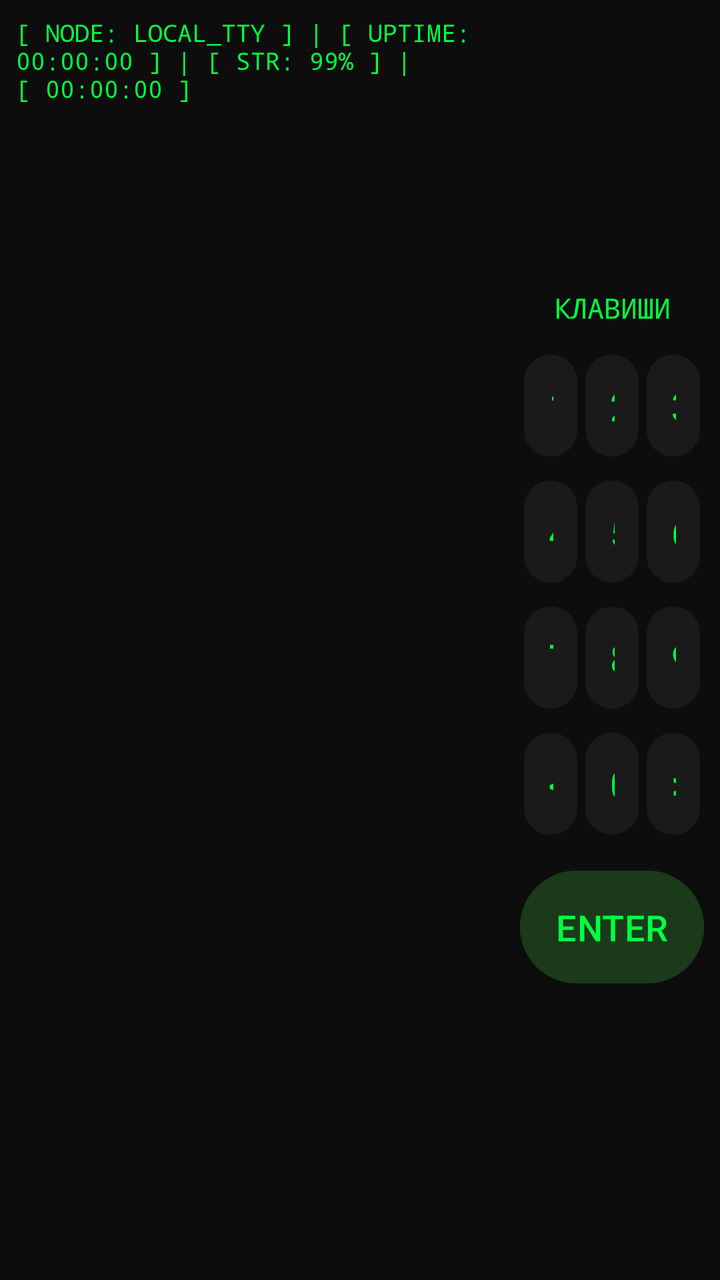
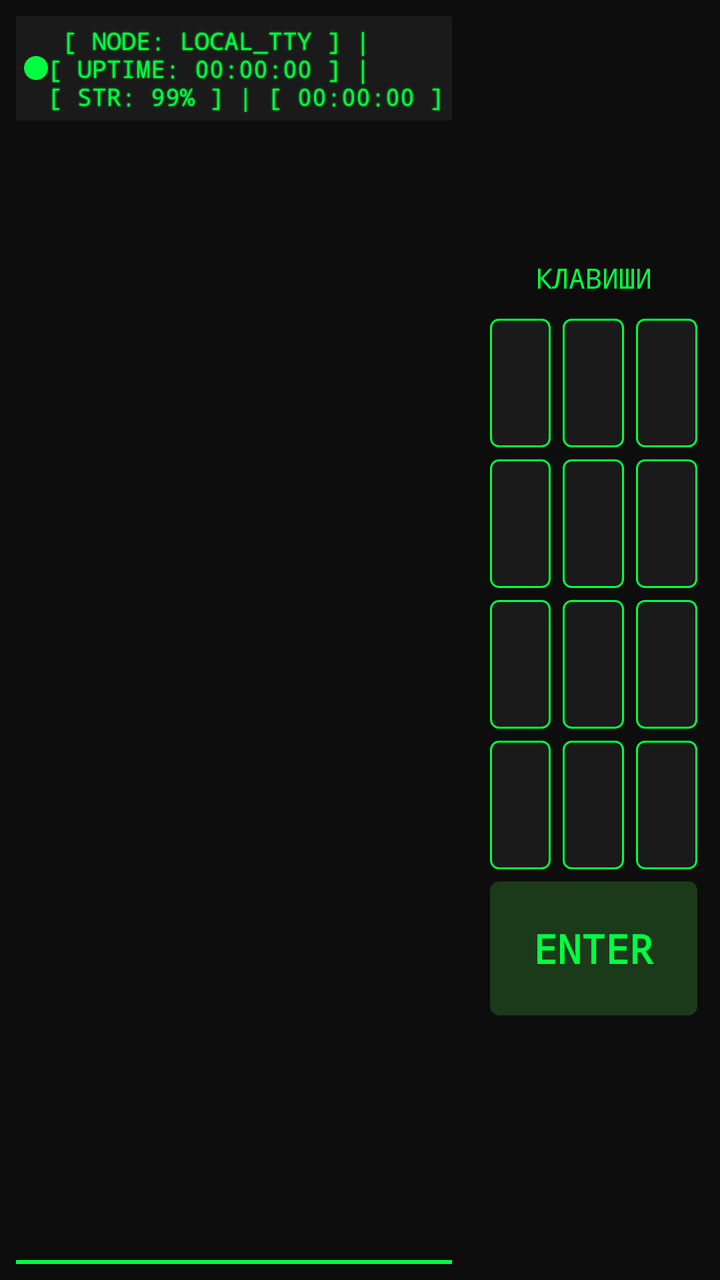

The first picture is an Android layout as it rendered before a commit; the second is the same layout after the commit. The layout source and the unified diff follow.
<!-- AndroidManifest.xml: application theme Theme.ValhallaTerminal -->
<!-- res/layout/activity_main.xml -->
<?xml version="1.0" encoding="utf-8"?>
<LinearLayout xmlns:android="http://schemas.android.com/apk/res/android"
    android:layout_width="match_parent"
    android:layout_height="match_parent"
    android:orientation="horizontal"
    android:background="#0D0D0D">

    
    <LinearLayout
        android:layout_width="0dp"
        android:layout_height="match_parent"
        android:layout_weight="0.7"
        android:orientation="vertical"
        android:padding="8dp">

        
        <TextView
            android:id="@+id/hud_bar"
            android:layout_width="match_parent"
            android:layout_height="wrap_content"
            android:fontFamily="monospace"
            android:textSize="12sp"
            android:textColor="#00FF41"
            android:text="[ NODE: LOCAL_TTY ] | [ UPTIME: 00:00:00 ] | [ STR: 99% ] | [ 00:00:00 ]" />

        
        <ScrollView
            android:id="@+id/scroll_view"
            android:layout_width="match_parent"
            android:layout_height="0dp"
            android:layout_weight="1"
            android:fillViewport="true"
            android:scrollbars="vertical">

            <TextView
                android:id="@+id/log_text"
                android:layout_width="match_parent"
                android:layout_height="wrap_content"
                android:fontFamily="monospace"
                android:textSize="14sp"
                android:textColor="#00FF41"
                android:background="#0D0D0D"
                android:padding="4dp"
                android:text="" />
        </ScrollView>

        
        <EditText
            android:id="@+id/input_field"
            android:layout_width="match_parent"
            android:layout_height="wrap_content"
            android:fontFamily="monospace"
            android:textSize="14sp"
            android:textColor="#00FF41"
            android:background="#0D0D0D"
            android:inputType="text"
            android:imeOptions="actionDone"
            android:enabled="false" />
    </LinearLayout>

    
    <LinearLayout
        android:layout_width="0dp"
        android:layout_height="match_parent"
        android:layout_weight="0.3"
        android:orientation="vertical"
        android:padding="8dp"
        android:gravity="center">

        <TextView
            android:layout_width="match_parent"
            android:layout_height="wrap_content"
            android:fontFamily="monospace"
            android:textSize="14sp"
            android:textColor="#00FF41"
            android:gravity="center"
            android:text="КЛАВИШИ" />

        
        <GridLayout
            android:id="@+id/keyboard_grid"
            android:layout_width="match_parent"
            android:layout_height="wrap_content"
            android:columnCount="3"
            android:rowCount="4"
            android:layout_marginTop="8dp">

            
            <Button
                android:id="@+id/btn_1"
                android:layout_width="0dp"
                android:layout_height="wrap_content"
                android:layout_columnWeight="1"
                android:text="1"
                android:textSize="20sp"
                android:backgroundTint="#1A1A1A"
                android:textColor="#00FF41"
                android:padding="12dp"
                android:layout_margin="2dp"
                android:stateListAnimator="@null" />

            <Button
                android:id="@+id/btn_2"
                android:layout_width="0dp"
                android:layout_height="wrap_content"
                android:layout_columnWeight="1"
                android:text="2"
                android:textSize="20sp"
                android:backgroundTint="#1A1A1A"
                android:textColor="#00FF41"
                android:padding="12dp"
                android:layout_margin="2dp"
                android:stateListAnimator="@null" />

            <Button
                android:id="@+id/btn_3"
                android:layout_width="0dp"
                android:layout_height="wrap_content"
                android:layout_columnWeight="1"
                android:text="3"
                android:textSize="20sp"
                android:backgroundTint="#1A1A1A"
                android:textColor="#00FF41"
                android:padding="12dp"
                android:layout_margin="2dp"
                android:stateListAnimator="@null" />

            
            <Button
                android:id="@+id/btn_4"
                android:layout_width="0dp"
                android:layout_height="wrap_content"
                android:layout_columnWeight="1"
                android:text="4"
                android:textSize="20sp"
                android:backgroundTint="#1A1A1A"
                android:textColor="#00FF41"
                android:padding="12dp"
                android:layout_margin="2dp"
                android:stateListAnimator="@null" />

            <Button
                android:id="@+id/btn_5"
                android:layout_width="0dp"
                android:layout_height="wrap_content"
                android:layout_columnWeight="1"
                android:text="5"
                android:textSize="20sp"
                android:backgroundTint="#1A1A1A"
                android:textColor="#00FF41"
                android:padding="12dp"
                android:layout_margin="2dp"
                android:stateListAnimator="@null" />

            <Button
                android:id="@+id/btn_6"
                android:layout_width="0dp"
                android:layout_height="wrap_content"
                android:layout_columnWeight="1"
                android:text="6"
                android:textSize="20sp"
                android:backgroundTint="#1A1A1A"
                android:textColor="#00FF41"
                android:padding="12dp"
                android:layout_margin="2dp"
                android:stateListAnimator="@null" />

            
            <Button
                android:id="@+id/btn_7"
                android:layout_width="0dp"
                android:layout_height="wrap_content"
                android:layout_columnWeight="1"
                android:text="7"
                android:textSize="20sp"
                android:backgroundTint="#1A1A1A"
                android:textColor="#00FF41"
                android:padding="12dp"
                android:layout_margin="2dp"
                android:stateListAnimator="@null" />

            <Button
                android:id="@+id/btn_8"
                android:layout_width="0dp"
                android:layout_height="wrap_content"
                android:layout_columnWeight="1"
                android:text="8"
                android:textSize="20sp"
                android:backgroundTint="#1A1A1A"
                android:textColor="#00FF41"
                android:padding="12dp"
                android:layout_margin="2dp"
                android:stateListAnimator="@null" />

            <Button
                android:id="@+id/btn_9"
                android:layout_width="0dp"
                android:layout_height="wrap_content"
                android:layout_columnWeight="1"
                android:text="9"
                android:textSize="20sp"
                android:backgroundTint="#1A1A1A"
                android:textColor="#00FF41"
                android:padding="12dp"
                android:layout_margin="2dp"
                android:stateListAnimator="@null" />

            
            <Button
                android:id="@+id/btn_left"
                android:layout_width="0dp"
                android:layout_height="wrap_content"
                android:layout_columnWeight="1"
                android:text="&lt;"
                android:textSize="20sp"
                android:backgroundTint="#1A1A1A"
                android:textColor="#00FF41"
                android:padding="12dp"
                android:layout_margin="2dp"
                android:stateListAnimator="@null" />

            <Button
                android:id="@+id/btn_0"
                android:layout_width="0dp"
                android:layout_height="wrap_content"
                android:layout_columnWeight="1"
                android:text="0"
                android:textSize="20sp"
                android:backgroundTint="#1A1A1A"
                android:textColor="#00FF41"
                android:padding="12dp"
                android:layout_margin="2dp"
                android:stateListAnimator="@null" />

            <Button
                android:id="@+id/btn_right"
                android:layout_width="0dp"
                android:layout_height="wrap_content"
                android:layout_columnWeight="1"
                android:text="&gt;"
                android:textSize="20sp"
                android:backgroundTint="#1A1A1A"
                android:textColor="#00FF41"
                android:padding="12dp"
                android:layout_margin="2dp"
                android:stateListAnimator="@null" />
        </GridLayout>

        
        <Button
            android:id="@+id/btn_enter"
            android:layout_width="match_parent"
            android:layout_height="wrap_content"
            android:layout_marginTop="8dp"
            android:text="ENTER"
            android:textSize="18sp"
            android:backgroundTint="#1A3A1A"
            android:textColor="#00FF41"
            android:padding="16dp"
            android:stateListAnimator="@null" />
    </LinearLayout>
</LinearLayout>
<!-- resources referenced by this layout -->
<resources>
  <style name="Theme.ValhallaTerminal" parent="Base.Theme.ValhallaTerminal" />
  <style name="Base.Theme.ValhallaTerminal" parent="Theme.Material3.DayNight.NoActionBar">
          
          
      </style>
</resources>

<!-- the commit's change to res/layout/activity_main.xml (unified diff, before → after) -->
@@ -5,25 +5,41 @@
     android:orientation="horizontal"
     android:background="#0D0D0D">
 
-    
     <LinearLayout
         android:layout_width="0dp"
         android:layout_height="match_parent"
-        android:layout_weight="0.7"
+        android:layout_weight="0.65"
         android:orientation="vertical"
         android:padding="8dp">
 
-        
-        <TextView
-            android:id="@+id/hud_bar"
+        <LinearLayout
             android:layout_width="match_parent"
             android:layout_height="wrap_content"
-            android:fontFamily="monospace"
-            android:textSize="12sp"
-            android:textColor="#00FF41"
-            android:text="[ NODE: LOCAL_TTY ] | [ UPTIME: 00:00:00 ] | [ STR: 99% ] | [ 00:00:00 ]" />
+            android:orientation="horizontal"
+            android:background="#1A1A1A"
+            android:padding="4dp">
 
-        
+            <View
+                android:id="@+id/status_indicator"
+                android:layout_width="12dp"
+                android:layout_height="12dp"
+                android:layout_gravity="center"
+                android:background="@drawable/status_green" />
+
+            <TextView
+                android:id="@+id/hud_bar"
+                android:layout_width="match_parent"
+                android:layout_height="wrap_content"
+                android:fontFamily="monospace"
+                android:textSize="12sp"
+                android:textColor="#00FF41"
+                android:text=" [ NODE: LOCAL_TTY ] | [ UPTIME: 00:00:00 ] | [ STR: 99% ] | [ 00:00:00 ]"
+                android:shadowColor="#00FF41"
+                android:shadowDx="0"
+                android:shadowDy="0"
+                android:shadowRadius="2" />
+        </LinearLayout>
+
         <ScrollView
             android:id="@+id/scroll_view"
             android:layout_width="match_parent"
@@ -41,10 +57,13 @@
                 android:textColor="#00FF41"
                 android:background="#0D0D0D"
                 android:padding="4dp"
+                android:shadowColor="#00FF41"
+                android:shadowDx="0"
+                android:shadowDy="0"
+                android:shadowRadius="1.5"
                 android:text="" />
         </ScrollView>
 
-        
         <EditText
             android:id="@+id/input_field"
             android:layout_width="match_parent"
@@ -52,17 +71,17 @@
             android:fontFamily="monospace"
             android:textSize="14sp"
             android:textColor="#00FF41"
-            android:background="#0D0D0D"
+            android:background="@drawable/edit_text_background"
             android:inputType="text"
             android:imeOptions="actionDone"
-            android:enabled="false" />
+            android:enabled="false"
+            android:focusableInTouchMode="true" />
     </LinearLayout>
 
-    
     <LinearLayout
         android:layout_width="0dp"
         android:layout_height="match_parent"
-        android:layout_weight="0.3"
+        android:layout_weight="0.35"
         android:orientation="vertical"
         android:padding="8dp"
         android:gravity="center">
@@ -76,7 +95,6 @@
             android:gravity="center"
             android:text="КЛАВИШИ" />
 
-        
         <GridLayout
             android:id="@+id/keyboard_grid"
             android:layout_width="match_parent"
@@ -85,178 +103,59 @@
             android:rowCount="4"
             android:layout_marginTop="8dp">
 
-            
             <Button
                 android:id="@+id/btn_1"
-                android:layout_width="0dp"
-                android:layout_height="wrap_content"
-                android:layout_columnWeight="1"
-                android:text="1"
-                android:textSize="20sp"
-                android:backgroundTint="#1A1A1A"
-                android:textColor="#00FF41"
-                android:padding="12dp"
-                android:layout_margin="2dp"
-                android:stateListAnimator="@null" />
-
+                style="@style/TerminalButton"
+                android:text="1" />
             <Button
                 android:id="@+id/btn_2"
-                android:layout_width="0dp"
-                android:layout_height="wrap_content"
-                android:layout_columnWeight="1"
-                android:text="2"
-                android:textSize="20sp"
-                android:backgroundTint="#1A1A1A"
-                android:textColor="#00FF41"
-                android:padding="12dp"
-                android:layout_margin="2dp"
-                android:stateListAnimator="@null" />
-
+                style="@style/TerminalButton"
+                android:text="2" />
             <Button
                 android:id="@+id/btn_3"
-                android:layout_width="0dp"
-                android:layout_height="wrap_content"
-                android:layout_columnWeight="1"
-                android:text="3"
-                android:textSize="20sp"
-                android:backgroundTint="#1A1A1A"
-                android:textColor="#00FF41"
-                android:padding="12dp"
-                android:layout_margin="2dp"
-                android:stateListAnimator="@null" />
-
-            
+                style="@style/TerminalButton"
+                android:text="3" />
             <Button
                 android:id="@+id/btn_4"
-                android:layout_width="0dp"
-                android:layout_height="wrap_content"
-                android:layout_columnWeight="1"
-                android:text="4"
-                android:textSize="20sp"
-                android:backgroundTint="#1A1A1A"
-                android:textColor="#00FF41"
-                android:padding="12dp"
-                android:layout_margin="2dp"
-                android:stateListAnimator="@null" />
-
+                style="@style/TerminalButton"
+                android:text="4" />
             <Button
                 android:id="@+id/btn_5"
-                android:layout_width="0dp"
-                android:layout_height="wrap_content"
-                android:layout_columnWeight="1"
-                android:text="5"
-                android:textSize="20sp"
-                android:backgroundTint="#1A1A1A"
-                android:textColor="#00FF41"
-                android:padding="12dp"
-                android:layout_margin="2dp"
-                android:stateListAnimator="@null" />
-
+                style="@style/TerminalButton"
+                android:text="5" />
             <Button
                 android:id="@+id/btn_6"
-                android:layout_width="0dp"
-                android:layout_height="wrap_content"
-                android:layout_columnWeight="1"
-                android:text="6"
-                android:textSize="20sp"
-                android:backgroundTint="#1A1A1A"
-                android:textColor="#00FF41"
-                android:padding="12dp"
-                android:layout_margin="2dp"
-                android:stateListAnimator="@null" />
-
-            
+                style="@style/TerminalButton"
+                android:text="6" />
             <Button
                 android:id="@+id/btn_7"
-                android:layout_width="0dp"
-                android:layout_height="wrap_content"
-                android:layout_columnWeight="1"
-                android:text="7"
-                android:textSize="20sp"
-                android:backgroundTint="#1A1A1A"
-                android:textColor="#00FF41"
-                android:padding="12dp"
-                android:layout_margin="2dp"
-                android:stateListAnimator="@null" />
-
+                style="@style/TerminalButton"
+                android:text="7" />
             <Button
                 android:id="@+id/btn_8"
-                android:layout_width="0dp"
-                android:layout_height="wrap_content"
-                android:layout_columnWeight="1"
-                android:text="8"
-                android:textSize="20sp"
-                android:backgroundTint="#1A1A1A"
-                android:textColor="#00FF41"
-                android:padding="12dp"
-                android:layout_margin="2dp"
-                android:stateListAnimator="@null" />
-
+                style="@style/TerminalButton"
+                android:text="8" />
             <Button
                 android:id="@+id/btn_9"
-                android:layout_width="0dp"
-                android:layout_height="wrap_content"
-                android:layout_columnWeight="1"
-                android:text="9"
-                android:textSize="20sp"
-                android:backgroundTint="#1A1A1A"
-                android:textColor="#00FF41"
-                android:padding="12dp"
-                android:layout_margin="2dp"
-                android:stateListAnimator="@null" />
-
-            
+                style="@style/TerminalButton"
+                android:text="9" />
             <Button
                 android:id="@+id/btn_left"
-                android:layout_width="0dp"
-                android:layout_height="wrap_content"
-                android:layout_columnWeight="1"
-                android:text="&lt;"
-                android:textSize="20sp"
-                android:backgroundTint="#1A1A1A"
-                android:textColor="#00FF41"
-                android:padding="12dp"
-                android:layout_margin="2dp"
-                android:stateListAnimator="@null" />
-
+                style="@style/TerminalButton"
+                android:text="&lt;" />
             <Button
                 android:id="@+id/btn_0"
-                android:layout_width="0dp"
-                android:layout_height="wrap_content"
-                android:layout_columnWeight="1"
-                android:text="0"
-                android:textSize="20sp"
-                android:backgroundTint="#1A1A1A"
-                android:textColor="#00FF41"
-                android:padding="12dp"
-                android:layout_margin="2dp"
-                android:stateListAnimator="@null" />
-
+                style="@style/TerminalButton"
+                android:text="0" />
             <Button
                 android:id="@+id/btn_right"
-                android:layout_width="0dp"
-                android:layout_height="wrap_content"
-                android:layout_columnWeight="1"
-                android:text="&gt;"
-                android:textSize="20sp"
-                android:backgroundTint="#1A1A1A"
-                android:textColor="#00FF41"
-                android:padding="12dp"
-                android:layout_margin="2dp"
-                android:stateListAnimator="@null" />
+                style="@style/TerminalButton"
+                android:text="&gt;" />
         </GridLayout>
 
-        
         <Button
             android:id="@+id/btn_enter"
-            android:layout_width="match_parent"
-            android:layout_height="wrap_content"
-            android:layout_marginTop="8dp"
-            android:text="ENTER"
-            android:textSize="18sp"
-            android:backgroundTint="#1A3A1A"
-            android:textColor="#00FF41"
-            android:padding="16dp"
-            android:stateListAnimator="@null" />
+            style="@style/TerminalButtonEnter"
+            android:text="ENTER" />
     </LinearLayout>
 </LinearLayout>
<!-- resource entries referenced after the edit -->
@@ -1,9 +1,93 @@
 <!-- resources referenced by this layout -->
 <resources>
-  <style name="Theme.ValhallaTerminal" parent="Base.Theme.ValhallaTerminal" />
-  <style name="Base.Theme.ValhallaTerminal" parent="Theme.Material3.DayNight.NoActionBar">
-          
-          
+  <!-- drawable edit_text_background (drawable) -->
+  <?xml version="1.0" encoding="utf-8"?>
+  <layer-list xmlns:android="http://schemas.android.com/apk/res/android">
+      <item>
+          <shape android:shape="rectangle">
+              <solid android:color="#0D0D0D"/>
+          </shape>
+      </item>
+      <item android:gravity="bottom">
+          <shape android:shape="rectangle">
+              <solid android:color="#00FF41"/>
+              <size android:height="2dp"/>
+          </shape>
+      </item>
+  </layer-list>
+  <!-- drawable status_green (drawable) -->
+  <?xml version="1.0" encoding="utf-8"?>
+  <shape xmlns:android="http://schemas.android.com/apk/res/android"
+      android:shape="oval">
+      <solid android:color="#00FF41"/>
+      <size android:width="12dp" android:height="12dp"/>
+  </shape>
+  <style name="TerminalButton" parent="Widget.AppCompat.Button">
+          <item name="android:layout_width">0dp</item>
+          <item name="android:layout_height">wrap_content</item>
+          <item name="android:layout_columnWeight">1</item>
+          <item name="android:textSize">24sp</item>
+          <item name="android:background">@drawable/button_selector</item>
+          <item name="android:textColor">#00FF41</item>
+          <item name="android:padding">16dp</item>
+          <item name="android:layout_margin">3dp</item>
+          <item name="android:stateListAnimator">@null</item>
+          <item name="android:fontFamily">monospace</item>
+          <item name="android:textStyle">bold</item>
       </style>
+  <style name="TerminalButtonEnter" parent="TerminalButton">
+          <item name="android:layout_width">match_parent</item>
+          <item name="android:layout_height">wrap_content</item>
+          <item name="android:layout_columnWeight">0</item>
+          <item name="android:layout_marginTop">8dp</item>
+          <item name="android:textSize">20sp</item>
+          <item name="android:padding">20dp</item>
+          <item name="android:backgroundTint">#1A3A1A</item>
+          <item name="android:background">@drawable/button_enter_selector</item>
+      </style>
+  <style name="Theme.ValhallaTerminal" parent="Theme.AppCompat.NoActionBar">
+          <item name="android:windowBackground">@color/black</item>
+          <item name="android:windowNoTitle">true</item>
+          <item name="android:statusBarColor">@android:color/transparent</item>
+          <item name="android:navigationBarColor">@android:color/transparent</item>
+          <item name="android:windowLightStatusBar">false</item>
+      </style>
+  <!-- drawable button_selector (drawable) -->
+  <?xml version="1.0" encoding="utf-8"?>
+  <selector xmlns:android="http://schemas.android.com/apk/res/android">
+      <item android:state_pressed="true">
+          <shape android:shape="rectangle">
+              <solid android:color="#2A2A2A"/>
+              <stroke android:width="1dp" android:color="#00FF41"/>
+              <corners android:radius="4dp"/>
+          </shape>
+      </item>
+      <item>
+          <shape android:shape="rectangle">
+              <solid android:color="#1A1A1A"/>
+              <stroke android:width="1dp" android:color="#00FF41"/>
+              <corners android:radius="4dp"/>
+          </shape>
+      </item>
+  </selector>
+  <!-- drawable button_enter_selector (drawable) -->
+  <?xml version="1.0" encoding="utf-8"?>
+  <selector xmlns:android="http://schemas.android.com/apk/res/android">
+      <item android:state_pressed="true">
+          <shape android:shape="rectangle">
+              <solid android:color="#1A4A1A"/>
+              <stroke android:width="2dp" android:color="#00FF41"/>
+              <corners android:radius="4dp"/>
+          </shape>
+      </item>
+      <item>
+          <shape android:shape="rectangle">
+              <solid android:color="#1A3A1A"/>
+              <stroke android:width="1dp" android:color="#00FF41"/>
+              <corners android:radius="4dp"/>
+          </shape>
+      </item>
+  </selector>
+  <color name="black">#FF000000</color>
 </resources>
 
